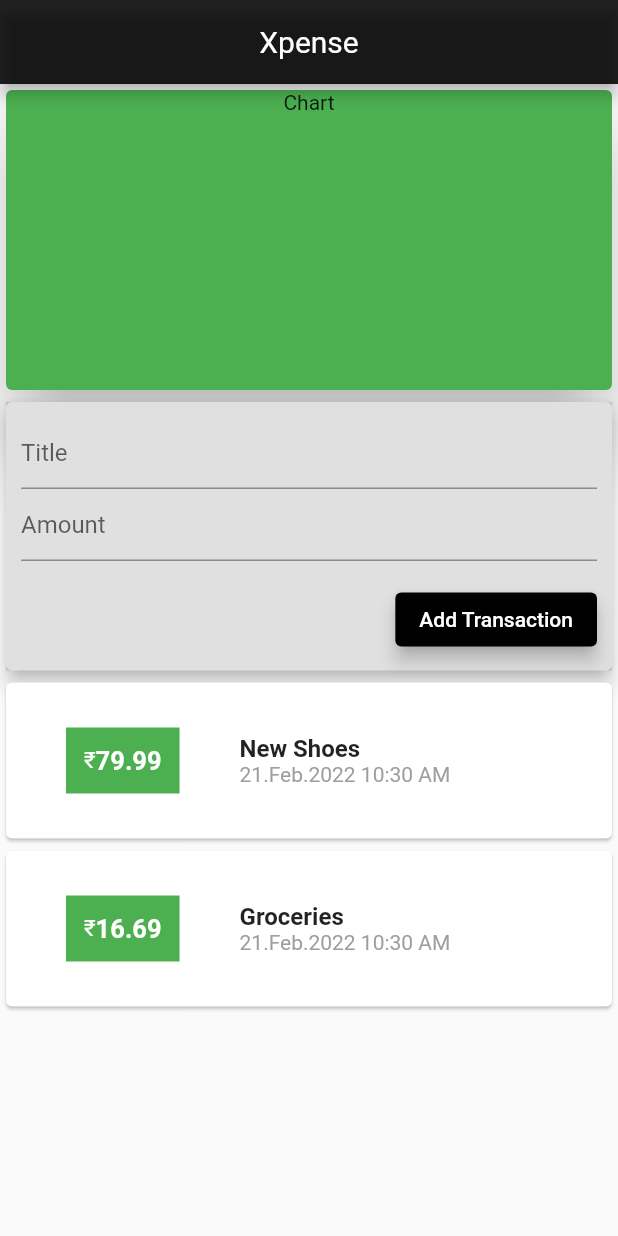
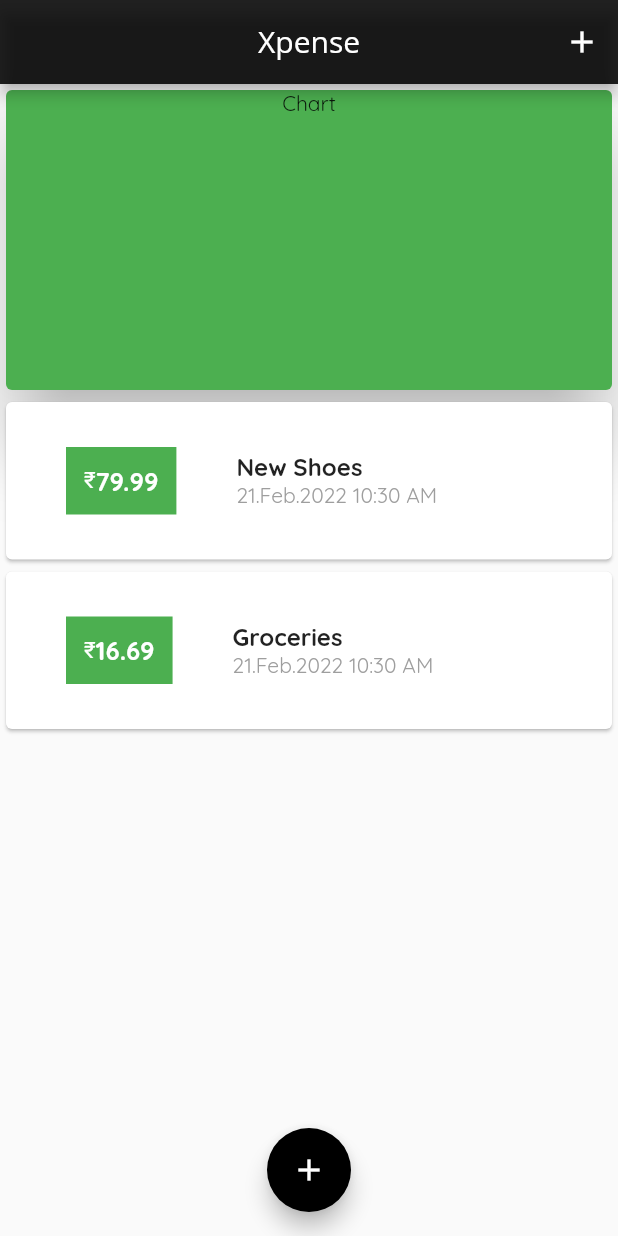
Before and after one commit to DarhkVoyd/Xpense, a Flutter app: the screen it shows after launch, on a phone screen of 412 x 824 dp. Run offline on Flutter 3.47's test engine with Material 2 defaults, Android fonts, the phone set to English and light mode, and no system bars.

Commit message:
better UI, Icon Button

```diff
--- a/lib/main.dart
+++ b/lib/main.dart
@@ -1,7 +1,10 @@
 // ignore_for_file: deprecated_member_use
 
+import 'package:Xpense/widgets/new_transaction.dart';
+import 'package:Xpense/widgets/transaction_list.dart';
 import 'package:flutter/material.dart';
-import 'widgets/user_transactions.dart';
+import './widgets/new_transaction.dart';
+import './models/transaction.dart';
 
 void main() => runApp(MyApp());
 
@@ -11,23 +14,76 @@ class MyApp extends StatelessWidget {
     return MaterialApp(
       title: 'Expense',
       home: MyHomePage(),
+      theme: ThemeData(fontFamily: 'QuickSand'),
     );
   }
 }
 
-class MyHomePage extends StatelessWidget {
+class MyHomePage extends StatefulWidget {
+  @override
+  State<MyHomePage> createState() => _MyHomePageState();
+}
+
+class _MyHomePageState extends State<MyHomePage> {
+  final List<Transaction> transactions = [
+    Transaction(
+      id: 't1',
+      title: 'New Shoes',
+      amount: 79.99,
+      date: DateTime.now(),
+    ),
+    Transaction(
+      id: 't2',
+      title: 'Groceries',
+      amount: 16.69,
+      date: DateTime.now(),
+    ),
+  ];
+
+  void newTransaction(String txTitle, double txAmount) {
+    final newTx = Transaction(
+      id: DateTime.now().toString(),
+      title: txTitle,
+      amount: txAmount,
+      date: DateTime.now(),
+    );
+    setState(() {
+      transactions.add(newTx);
+    });
+  }
+
+  void startAddNewTransaction(BuildContext ctx) {
+    showModalBottomSheet(
+        context: ctx,
+        builder: (_) {
+          return GestureDetector(
+            child: NewTransaction(newTransaction),
+            onTap: () {},
+            behavior: HitTestBehavior.opaque,
+          );
+        });
+  }
+
   @override
   Widget build(BuildContext context) {
     return Scaffold(
       appBar: AppBar(
         titleTextStyle: TextStyle(
           color: Colors.white,
+          fontFamily: 'OpenSans',
           fontSize: 20,
           fontWeight: FontWeight.normal,
         ),
         centerTitle: true,
         title: Text('Xpense'),
         backgroundColor: Colors.black87,
+        actions: [
+          IconButton(
+              onPressed: () {
+                startAddNewTransaction(context);
+              },
+              icon: Icon(Icons.add))
+        ],
       ),
       body: SingleChildScrollView(
         child: Column(
@@ -44,10 +100,18 @@ class MyHomePage extends StatelessWidget {
               elevation: 20,
               color: Colors.green,
             ),
-            UserTransactions(),
+            TransactionList(transactions),
           ],
         ),
       ),
+      floatingActionButton: FloatingActionButton(
+        child: Icon(Icons.add),
+        onPressed: () {
+          startAddNewTransaction(context);
+        },
+        backgroundColor: Colors.black,
+      ),
+      floatingActionButtonLocation: FloatingActionButtonLocation.centerFloat,
     );
   }
 }
--- a/lib/widgets/transaction_list.dart
+++ b/lib/widgets/transaction_list.dart
@@ -8,7 +8,7 @@ class TransactionList extends StatelessWidget {
   @override
   Widget build(BuildContext context) {
     return Container(
-      height: 300,
+      height: 500,
       child: ListView.builder(
         itemCount: transactions.length,
         itemBuilder: (context, index) {
@@ -36,7 +36,7 @@ class TransactionList extends StatelessWidget {
                         ),
                       ),
                       Text(
-                        transactions[index].amount.toString(),
+                        transactions[index].amount.toStringAsFixed(2),
                         style: TextStyle(
                           fontWeight: FontWeight.bold,
                           fontSize: 17,
--- a/lib/widgets/user_transactions.dart
+++ /dev/null
@@ -1,48 +0,0 @@
-import 'package:flutter/material.dart';
-import 'transaction_list.dart';
-import 'new_transaction.dart';
-import '../models/transaction.dart';
-
-class UserTransactions extends StatefulWidget {
-  @override
-  _UserTransactionsState createState() => _UserTransactionsState();
-}
-
-class _UserTransactionsState extends State<UserTransactions> {
-  final List<Transaction> transactions = [
-    Transaction(
-      id: 't1',
-      title: 'New Shoes',
-      amount: 79.99,
-      date: DateTime.now(),
-    ),
-    Transaction(
-      id: 't2',
-      title: 'Groceries',
-      amount: 16.69,
-      date: DateTime.now(),
-    ),
-  ];
-
-  void newTransaction(String txTitle, double txAmount) {
-    final newTx = Transaction(
-      id: DateTime.now().toString(),
-      title: txTitle,
-      amount: txAmount,
-      date: DateTime.now(),
-    );
-    setState(() {
-      transactions.add(newTx);
-    });
-  }
-
-  @override
-  Widget build(BuildContext context) {
-    return Column(
-      children: [
-        NewTransaction(newTransaction),
-        TransactionList(transactions),
-      ],
-    );
-  }
-}
```
Also changed, not shown: lib/widgets/new_transaction.dart (+31 -9 lines), pubspec.yaml (+11 -11 lines), assests/fonts/OpenSans-Bold.ttf (added), assests/fonts/OpenSans-Regular.ttf (added), assests/fonts/Quicksand-Bold.ttf (added), assests/fonts/Quicksand-Light.ttf (added), assests/fonts/Quicksand-Medium.ttf (added), assests/fonts/Quicksand-Regular.ttf (added).
